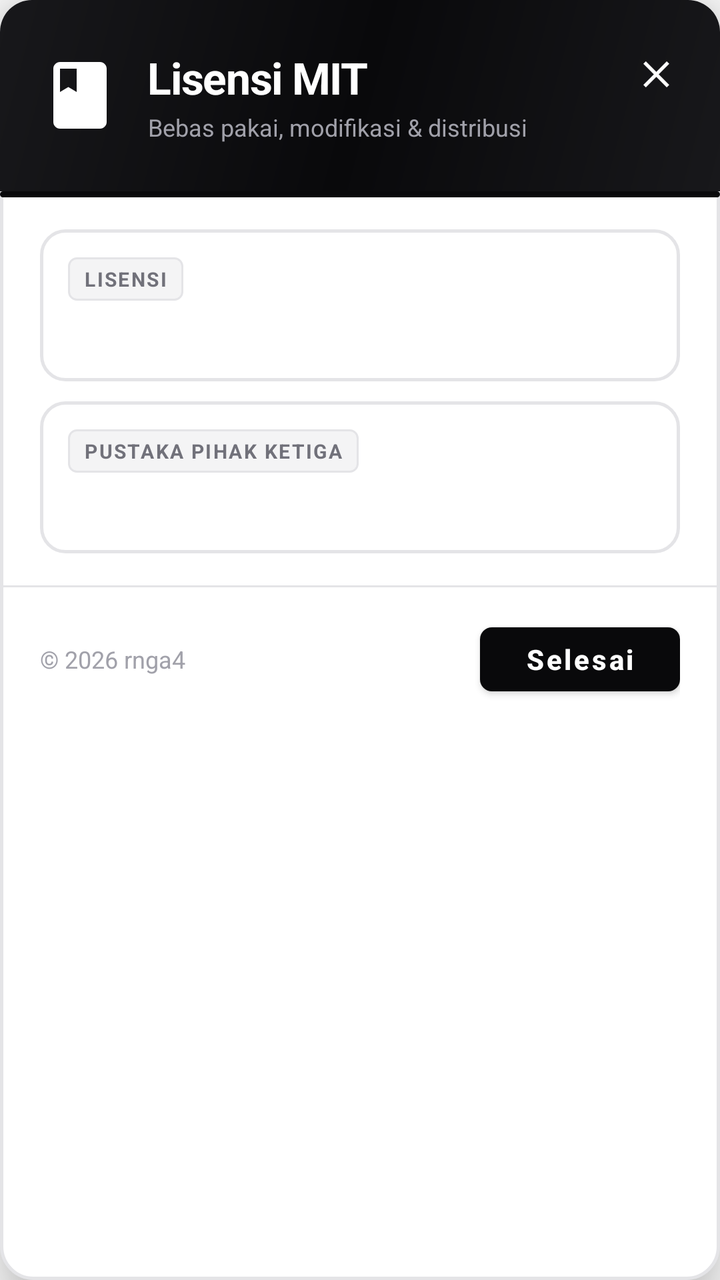
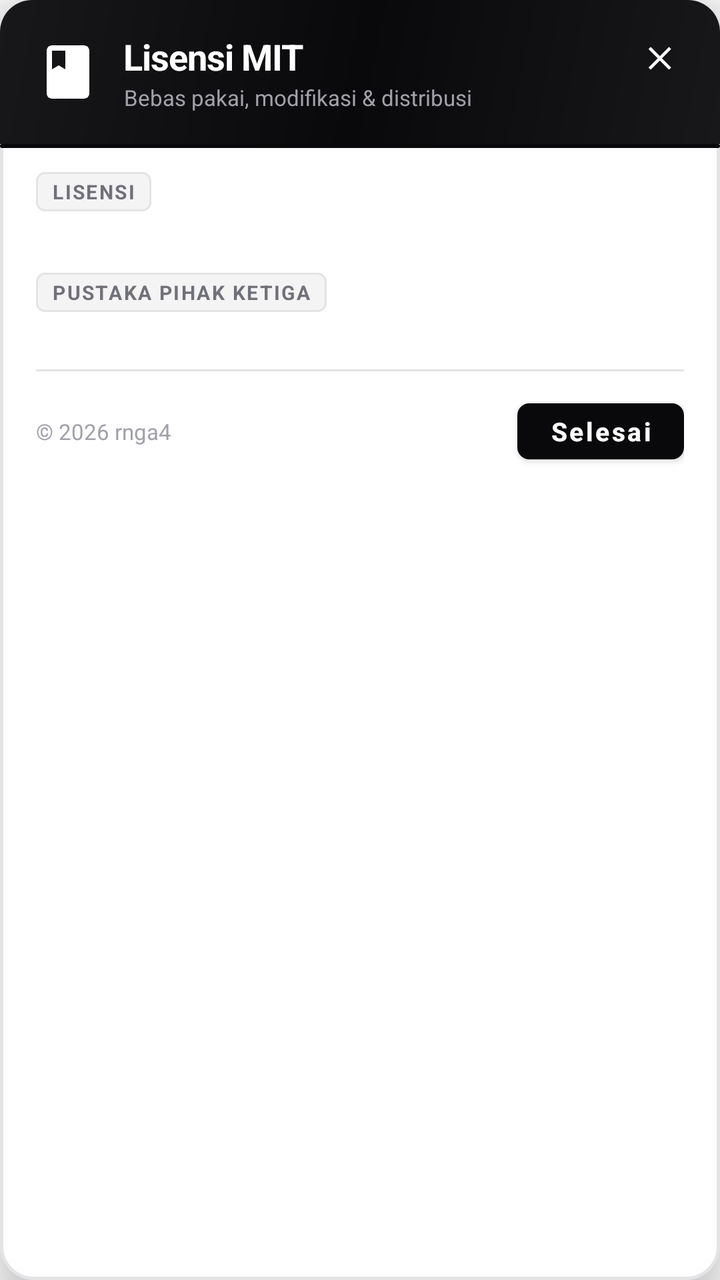

The first picture is an Android layout as it rendered before a commit; the second is the same layout after the commit. The layout source and the unified diff follow.
<!-- AndroidManifest.xml: application theme Theme.Absensi -->
<!-- res/layout/dialog_license.xml -->
<?xml version="1.0" encoding="utf-8"?>
<LinearLayout xmlns:android="http://schemas.android.com/apk/res/android"
    xmlns:app="http://schemas.android.com/apk/res-auto"
    android:id="@+id/dialogRoot"
    android:layout_width="match_parent"
    android:layout_height="wrap_content"
    android:background="@drawable/bg_dialog_card"
    android:elevation="16dp"
    android:orientation="vertical">

    
    <FrameLayout
        android:layout_width="match_parent"
        android:layout_height="wrap_content"
        android:background="@drawable/bg_dialog_header"
        android:clipToPadding="false"
        android:paddingStart="20dp"
        android:paddingTop="24dp"
        android:paddingEnd="20dp"
        android:paddingBottom="24dp">

        <TextView
            android:id="@+id/btnClose"
            android:layout_width="32dp"
            android:layout_height="32dp"
            android:layout_gravity="top|end"
            android:layout_marginTop="-4dp"
            android:layout_marginEnd="-4dp"
            android:background="?attr/selectableItemBackgroundBorderless"
            android:clickable="true"
            android:focusable="true"
            android:gravity="center"
            android:text="✕"
            android:textColor="#FFFFFF"
            android:textSize="16sp"
            android:textStyle="bold" />

        <LinearLayout
            android:layout_width="wrap_content"
            android:layout_height="wrap_content"
            android:orientation="horizontal">

            <ImageView
                android:layout_width="40dp"
                android:layout_height="40dp"
                android:layout_gravity="center_vertical"
                android:src="@drawable/ic_book_open"
                android:tint="#FFFFFF" />

            <LinearLayout
                android:layout_width="wrap_content"
                android:layout_height="wrap_content"
                android:layout_marginStart="14dp"
                android:orientation="vertical">

                <TextView
                    android:id="@+id/tvDialogTitle"
                    android:layout_width="wrap_content"
                    android:layout_height="wrap_content"
                    android:letterSpacing="-0.02"
                    android:text="Lisensi MIT"
                    android:textColor="#FFFFFF"
                    android:textSize="22sp"
                    android:textStyle="bold" />

                <TextView
                    android:id="@+id/tvDialogSubtitle"
                    android:layout_width="wrap_content"
                    android:layout_height="wrap_content"
                    android:layout_marginTop="2dp"
                    android:text="@string/license_subtitle"
                    android:textColor="#A1A1AA"
                    android:textSize="12sp" />
            </LinearLayout>
        </LinearLayout>
    </FrameLayout>

    
    <View
        android:layout_width="match_parent"
        android:layout_height="3dp"
        android:background="@drawable/bg_accent_bar" />

    
    <ScrollView
        android:layout_width="match_parent"
        android:layout_height="wrap_content"
        android:layout_marginTop="16dp"
        android:paddingStart="20dp"
        android:paddingEnd="20dp"
        android:scrollbars="vertical">

        <LinearLayout
            android:layout_width="match_parent"
            android:layout_height="wrap_content"
            android:orientation="vertical">

            
            <LinearLayout
                android:layout_width="match_parent"
                android:layout_height="wrap_content"
                android:background="@drawable/bg_hero_card"
                android:orientation="vertical"
                android:padding="14dp">

                <TextView
                    android:layout_width="wrap_content"
                    android:layout_height="wrap_content"
                    android:background="@drawable/bg_tag_pill"
                    android:letterSpacing="0.08"
                    android:paddingStart="8dp"
                    android:paddingTop="4dp"
                    android:paddingEnd="8dp"
                    android:paddingBottom="4dp"
                    android:text="@string/license_label"
                    android:textColor="@color/text_secondary"
                    android:textSize="10sp"
                    android:textStyle="bold" />

                <TextView
                    android:id="@+id/tvLicenseText"
                    android:layout_width="match_parent"
                    android:layout_height="wrap_content"
                    android:layout_marginTop="10dp"
                    android:lineSpacingMultiplier="1.5"
                    android:textColor="@color/text_secondary"
                    android:textSize="12sp" />
            </LinearLayout>

            
            <LinearLayout
                android:layout_width="match_parent"
                android:layout_height="wrap_content"
                android:layout_marginTop="10dp"
                android:background="@drawable/bg_hero_card"
                android:orientation="vertical"
                android:padding="14dp">

                <TextView
                    android:layout_width="wrap_content"
                    android:layout_height="wrap_content"
                    android:background="@drawable/bg_tag_pill"
                    android:letterSpacing="0.08"
                    android:paddingStart="8dp"
                    android:paddingTop="4dp"
                    android:paddingEnd="8dp"
                    android:paddingBottom="4dp"
                    android:text="@string/license_third_party_label"
                    android:textColor="@color/text_secondary"
                    android:textSize="10sp"
                    android:textStyle="bold" />

                <TextView
                    android:id="@+id/tvThirdParty"
                    android:layout_width="match_parent"
                    android:layout_height="wrap_content"
                    android:layout_marginTop="10dp"
                    android:lineSpacingMultiplier="1.5"
                    android:textColor="@color/text_tertiary"
                    android:textSize="12sp" />
            </LinearLayout>
        </LinearLayout>
    </ScrollView>

    
    <View
        android:layout_width="match_parent"
        android:layout_height="1dp"
        android:layout_marginTop="16dp"
        android:background="@color/divider" />

    <LinearLayout
        android:layout_width="match_parent"
        android:layout_height="wrap_content"
        android:gravity="center_vertical"
        android:orientation="horizontal"
        android:paddingStart="20dp"
        android:paddingTop="14dp"
        android:paddingEnd="20dp"
        android:paddingBottom="20dp">

        <TextView
            android:id="@+id/tvDialogCopyright"
            android:layout_width="0dp"
            android:layout_height="wrap_content"
            android:layout_weight="1"
            android:text="© 2026 rnga4"
            android:textColor="@color/text_tertiary"
            android:textSize="12sp" />

        <com.google.android.material.button.MaterialButton
            android:id="@+id/btnDone"
            android:layout_width="wrap_content"
            android:layout_height="44dp"
            android:minWidth="100dp"
            android:text="@string/btn_done"
            android:textAllCaps="false"
            android:textColor="@color/text_on_accent"
            android:textSize="14sp"
            android:textStyle="bold"
            app:backgroundTint="@color/accent"
            app:cornerRadius="6dp" />
    </LinearLayout>
</LinearLayout>
<!-- resources referenced by this layout -->
<resources>
  <color name="accent">#09090B</color>
  <color name="divider">#E4E4E7</color>
  <color name="text_on_accent">#FFFFFF</color>
  <color name="text_secondary">#71717A</color>
  <color name="text_tertiary">#A1A1AA</color>
  <!-- drawable bg_accent_bar (drawable) -->
  <?xml version="1.0" encoding="utf-8"?>
  <shape xmlns:android="http://schemas.android.com/apk/res/android"
      android:shape="rectangle">
      <solid android:color="@color/accent" />
      <corners android:radius="2dp" />
  </shape>
  <!-- drawable bg_dialog_card (drawable) -->
  <?xml version="1.0" encoding="utf-8"?>
  <shape xmlns:android="http://schemas.android.com/apk/res/android"
      android:shape="rectangle">
      <solid android:color="@color/surface" />
      <corners android:radius="16dp" />
      <stroke android:width="1.5dp" android:color="@color/border_crisp" />
  </shape>
  <!-- drawable bg_dialog_header (drawable) -->
  <?xml version="1.0" encoding="utf-8"?>
  <shape xmlns:android="http://schemas.android.com/apk/res/android"
      android:shape="rectangle">
      <gradient
          android:angle="135"
          android:startColor="#18181B"
          android:centerColor="#09090B"
          android:endColor="#18181B"
          android:type="linear" />
      <corners
          android:topLeftRadius="16dp"
          android:topRightRadius="16dp" />
  </shape>
  <!-- drawable bg_hero_card (drawable) -->
  <?xml version="1.0" encoding="utf-8"?>
  <shape xmlns:android="http://schemas.android.com/apk/res/android"
      android:shape="rectangle">
      <solid android:color="@color/surface" />
      <corners android:radius="12dp" />
      <stroke android:width="1.5dp" android:color="@color/border_crisp" />
  </shape>
  <!-- drawable bg_tag_pill (drawable) -->
  <?xml version="1.0" encoding="utf-8"?>
  <shape xmlns:android="http://schemas.android.com/apk/res/android"
      android:shape="rectangle">
      <solid android:color="@color/accent_light" />
      <corners android:radius="4dp" />
      <stroke android:width="1dp" android:color="@color/border_crisp" />
  </shape>
  <!-- drawable ic_book_open (drawable) -->
  <?xml version="1.0" encoding="utf-8"?>
  <vector xmlns:android="http://schemas.android.com/apk/res/android"
      android:width="48dp"
      android:height="48dp"
      android:viewportWidth="24"
      android:viewportHeight="24">
      <path
          android:fillColor="#FFFFFF"
          android:pathData="M6,2C4.9,2 4,2.9 4,4v16c0,1.1 0.9,2 2,2h12c1.1,0 2,-0.9 2,-2V4c0,-1.1 -0.9,-2 -2,-2H6zM6,4h5v7l-2.5,-1.5L6,11V4z" />
  </vector>
  <string name="btn_done">Selesai</string>
  <string name="license_label">LISENSI</string>
  <string name="license_subtitle">Bebas pakai, modifikasi &amp; distribusi</string>
  <string name="license_third_party_label">PUSTAKA PIHAK KETIGA</string>
  <style name="Theme.Absensi" parent="Theme.MaterialComponents.DayNight.NoActionBar">
          <item name="android:windowBackground">@color/bg_primary</item>
          <item name="colorPrimary">@color/accent</item>
          <item name="colorPrimaryDark">@color/primary_dark</item>
          <item name="android:statusBarColor">@color/surface</item>
          <item name="android:windowLightStatusBar">true</item>
          <item name="colorAccent">@color/accent</item>
      </style>
  <color name="surface">#FFFFFF</color>
  <color name="border_crisp">#E4E4E7</color>
  <color name="accent_light">#F4F4F5</color>
  <color name="bg_primary">#FAFAFA</color>
  <color name="primary_dark">#09090B</color>
</resources>

<!-- the commit's change to res/layout/dialog_license.xml (unified diff, before → after) -->
@@ -13,26 +13,25 @@
         android:layout_width="match_parent"
         android:layout_height="wrap_content"
         android:background="@drawable/bg_dialog_header"
-        android:clipToPadding="false"
-        android:paddingStart="20dp"
-        android:paddingTop="24dp"
-        android:paddingEnd="20dp"
-        android:paddingBottom="24dp">
+        android:paddingStart="18dp"
+        android:paddingTop="16dp"
+        android:paddingEnd="18dp"
+        android:paddingBottom="16dp">
 
         <TextView
             android:id="@+id/btnClose"
-            android:layout_width="32dp"
-            android:layout_height="32dp"
+            android:layout_width="28dp"
+            android:layout_height="28dp"
             android:layout_gravity="top|end"
-            android:layout_marginTop="-4dp"
-            android:layout_marginEnd="-4dp"
+            android:layout_marginTop="-2dp"
+            android:layout_marginEnd="-2dp"
             android:background="?attr/selectableItemBackgroundBorderless"
             android:clickable="true"
             android:focusable="true"
             android:gravity="center"
             android:text="✕"
             android:textColor="#FFFFFF"
-            android:textSize="16sp"
+            android:textSize="14sp"
             android:textStyle="bold" />
 
         <LinearLayout
@@ -41,8 +40,8 @@
             android:orientation="horizontal">
 
             <ImageView
-                android:layout_width="40dp"
-                android:layout_height="40dp"
+                android:layout_width="32dp"
+                android:layout_height="32dp"
                 android:layout_gravity="center_vertical"
                 android:src="@drawable/ic_book_open"
                 android:tint="#FFFFFF" />
@@ -50,7 +49,7 @@
             <LinearLayout
                 android:layout_width="wrap_content"
                 android:layout_height="wrap_content"
-                android:layout_marginStart="14dp"
+                android:layout_marginStart="12dp"
                 android:orientation="vertical">
 
                 <TextView
@@ -60,17 +59,17 @@
                     android:letterSpacing="-0.02"
                     android:text="Lisensi MIT"
                     android:textColor="#FFFFFF"
-                    android:textSize="22sp"
+                    android:textSize="18sp"
                     android:textStyle="bold" />
 
                 <TextView
                     android:id="@+id/tvDialogSubtitle"
                     android:layout_width="wrap_content"
                     android:layout_height="wrap_content"
-                    android:layout_marginTop="2dp"
+                    android:layout_marginTop="1dp"
                     android:text="@string/license_subtitle"
                     android:textColor="#A1A1AA"
-                    android:textSize="12sp" />
+                    android:textSize="11sp" />
             </LinearLayout>
         </LinearLayout>
     </FrameLayout>
@@ -78,95 +77,71 @@
     
     <View
         android:layout_width="match_parent"
-        android:layout_height="3dp"
+        android:layout_height="2dp"
         android:background="@drawable/bg_accent_bar" />
 
     
-    <ScrollView
+    <LinearLayout
         android:layout_width="match_parent"
         android:layout_height="wrap_content"
-        android:layout_marginTop="16dp"
-        android:paddingStart="20dp"
-        android:paddingEnd="20dp"
-        android:scrollbars="vertical">
+        android:orientation="vertical"
+        android:paddingHorizontal="18dp"
+        android:paddingTop="12dp"
+        android:paddingBottom="8dp">
 
-        <LinearLayout
+        <TextView
+            android:layout_width="wrap_content"
+            android:layout_height="wrap_content"
+            android:background="@drawable/bg_tag_pill"
+            android:letterSpacing="0.08"
+            android:paddingStart="8dp"
+            android:paddingTop="3dp"
+            android:paddingEnd="8dp"
+            android:paddingBottom="3dp"
+            android:text="@string/license_label"
+            android:textColor="@color/text_secondary"
+            android:textSize="10sp"
+            android:textStyle="bold" />
+
+        <TextView
+            android:id="@+id/tvLicenseText"
             android:layout_width="match_parent"
             android:layout_height="wrap_content"
-            android:orientation="vertical">
+            android:layout_marginTop="6dp"
+            android:lineSpacingMultiplier="1.35"
+            android:textColor="@color/text_secondary"
+            android:textSize="11sp" />
 
-            
-            <LinearLayout
-                android:layout_width="match_parent"
-                android:layout_height="wrap_content"
-                android:background="@drawable/bg_hero_card"
-                android:orientation="vertical"
-                android:padding="14dp">
+        <TextView
+            android:layout_width="wrap_content"
+            android:layout_height="wrap_content"
+            android:layout_marginTop="10dp"
+            android:background="@drawable/bg_tag_pill"
+            android:letterSpacing="0.08"
+            android:paddingStart="8dp"
+            android:paddingTop="3dp"
+            android:paddingEnd="8dp"
+            android:paddingBottom="3dp"
+            android:text="@string/license_third_party_label"
+            android:textColor="@color/text_secondary"
+            android:textSize="10sp"
+            android:textStyle="bold" />
 
-                <TextView
-                    android:layout_width="wrap_content"
-                    android:layout_height="wrap_content"
-                    android:background="@drawable/bg_tag_pill"
-                    android:letterSpacing="0.08"
-                    android:paddingStart="8dp"
-                    android:paddingTop="4dp"
-                    android:paddingEnd="8dp"
-                    android:paddingBottom="4dp"
-                    android:text="@string/license_label"
-                    android:textColor="@color/text_secondary"
-                    android:textSize="10sp"
-                    android:textStyle="bold" />
-
-                <TextView
-                    android:id="@+id/tvLicenseText"
-                    android:layout_width="match_parent"
-                    android:layout_height="wrap_content"
-                    android:layout_marginTop="10dp"
-                    android:lineSpacingMultiplier="1.5"
-                    android:textColor="@color/text_secondary"
-                    android:textSize="12sp" />
-            </LinearLayout>
-
-            
-            <LinearLayout
-                android:layout_width="match_parent"
-                android:layout_height="wrap_content"
-                android:layout_marginTop="10dp"
-                android:background="@drawable/bg_hero_card"
-                android:orientation="vertical"
-                android:padding="14dp">
-
-                <TextView
-                    android:layout_width="wrap_content"
-                    android:layout_height="wrap_content"
-                    android:background="@drawable/bg_tag_pill"
-                    android:letterSpacing="0.08"
-                    android:paddingStart="8dp"
-                    android:paddingTop="4dp"
-                    android:paddingEnd="8dp"
-                    android:paddingBottom="4dp"
-                    android:text="@string/license_third_party_label"
-                    android:textColor="@color/text_secondary"
-                    android:textSize="10sp"
-                    android:textStyle="bold" />
-
-                <TextView
-                    android:id="@+id/tvThirdParty"
-                    android:layout_width="match_parent"
-                    android:layout_height="wrap_content"
-                    android:layout_marginTop="10dp"
-                    android:lineSpacingMultiplier="1.5"
-                    android:textColor="@color/text_tertiary"
-                    android:textSize="12sp" />
-            </LinearLayout>
-        </LinearLayout>
-    </ScrollView>
+        <TextView
+            android:id="@+id/tvThirdParty"
+            android:layout_width="match_parent"
+            android:layout_height="wrap_content"
+            android:layout_marginTop="6dp"
+            android:lineSpacingMultiplier="1.35"
+            android:textColor="@color/text_tertiary"
+            android:textSize="11sp" />
+    </LinearLayout>
 
     
     <View
         android:layout_width="match_parent"
         android:layout_height="1dp"
-        android:layout_marginTop="16dp"
+        android:layout_marginHorizontal="18dp"
         android:background="@color/divider" />
 
     <LinearLayout
@@ -174,10 +149,9 @@
         android:layout_height="wrap_content"
         android:gravity="center_vertical"
         android:orientation="horizontal"
-        android:paddingStart="20dp"
-        android:paddingTop="14dp"
-        android:paddingEnd="20dp"
-        android:paddingBottom="20dp">
+        android:paddingHorizontal="18dp"
+        android:paddingTop="10dp"
+        android:paddingBottom="14dp">
 
         <TextView
             android:id="@+id/tvDialogCopyright"
@@ -186,17 +160,17 @@
             android:layout_weight="1"
             android:text="© 2026 rnga4"
             android:textColor="@color/text_tertiary"
-            android:textSize="12sp" />
+            android:textSize="11sp" />
 
         <com.google.android.material.button.MaterialButton
             android:id="@+id/btnDone"
             android:layout_width="wrap_content"
-            android:layout_height="44dp"
-            android:minWidth="100dp"
+            android:layout_height="40dp"
+            android:minWidth="80dp"
             android:text="@string/btn_done"
             android:textAllCaps="false"
             android:textColor="@color/text_on_accent"
-            android:textSize="14sp"
+            android:textSize="13sp"
             android:textStyle="bold"
             app:backgroundTint="@color/accent"
             app:cornerRadius="6dp" />
<!-- resource entries referenced after the edit -->
@@ -33,14 +33,6 @@
       <corners
           android:topLeftRadius="16dp"
           android:topRightRadius="16dp" />
-  </shape>
-  <!-- drawable bg_hero_card (drawable) -->
-  <?xml version="1.0" encoding="utf-8"?>
-  <shape xmlns:android="http://schemas.android.com/apk/res/android"
-      android:shape="rectangle">
-      <solid android:color="@color/surface" />
-      <corners android:radius="12dp" />
-      <stroke android:width="1.5dp" android:color="@color/border_crisp" />
   </shape>
   <!-- drawable bg_tag_pill (drawable) -->
   <?xml version="1.0" encoding="utf-8"?>
